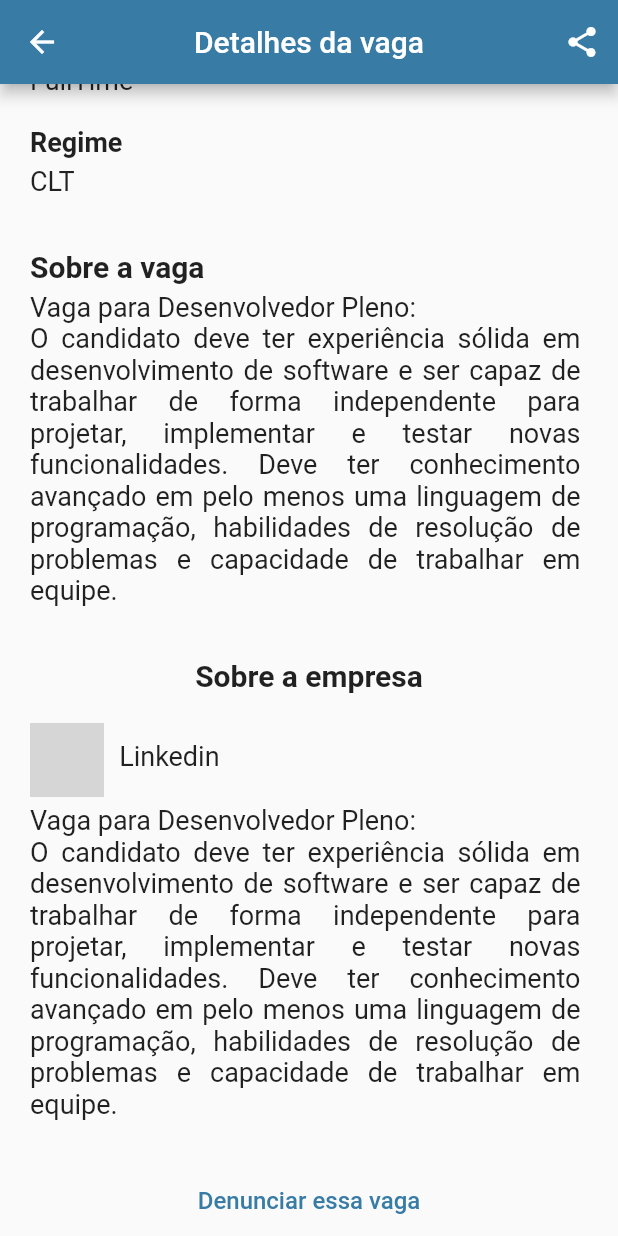
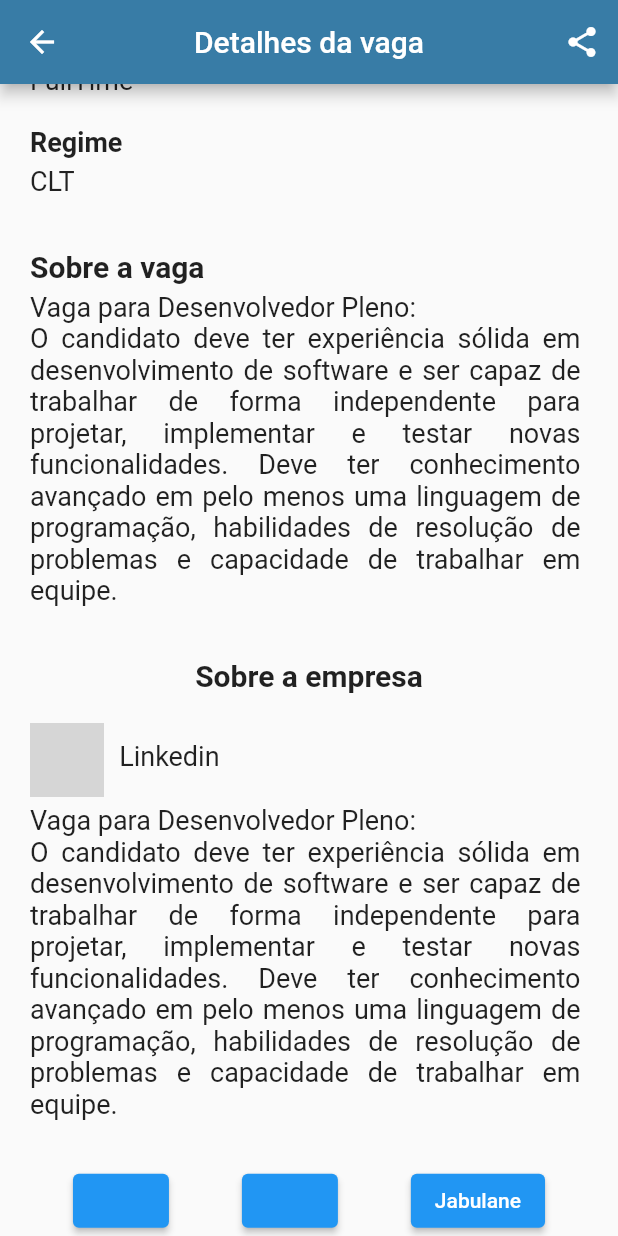
Before and after one commit to elite37oficial/VAGAS_FLUTTER_MOBILE, a Flutter app: the screen it shows after launch, scrolled down 280 dp, on a phone screen of 412 x 824 dp. Run offline on Flutter 3.47's test engine with Material 2 defaults, Android fonts, the phone set to English and light mode, and no system bars; our stand-ins replace flutter_svg; network calls fail; grey boxes are pictures that could not be loaded.

Commit message:
Adicionando os botões (Edição na DEV, foi mal kk)

```diff
--- a/lib/views/pages/vacancy_details_page.dart
+++ b/lib/views/pages/vacancy_details_page.dart
@@ -270,6 +270,27 @@ class VacancyDetailsPage extends StatelessWidget {
                   )
                 ],
               ),
+              Column(
+                children: [
+                  Row(
+                    mainAxisAlignment: MainAxisAlignment.spaceEvenly,
+                    children: [
+                      ElevatedButton(
+                        onPressed: () {},
+                        child: Text(''),
+                      ),
+                      //Spacer(),
+                      ElevatedButton(
+                        onPressed: () {},
+                        child: Text(''),
+                      ),
+                      //Spacer(),
+                      ElevatedButton(
+                        onPressed: () {},
+                        child: Text('Jabulane'),
+                      ),
+                    ],
+                  ),
                   Center(
                     child: TextButton(
                       onPressed: () {},
@@ -281,6 +302,8 @@ class VacancyDetailsPage extends StatelessWidget {
                         ),
                       ),
                     ),
+                  ),
+                ],
               ),
             ],
           ),
```
Lines whose indentation alone changed are shown as unchanged.
